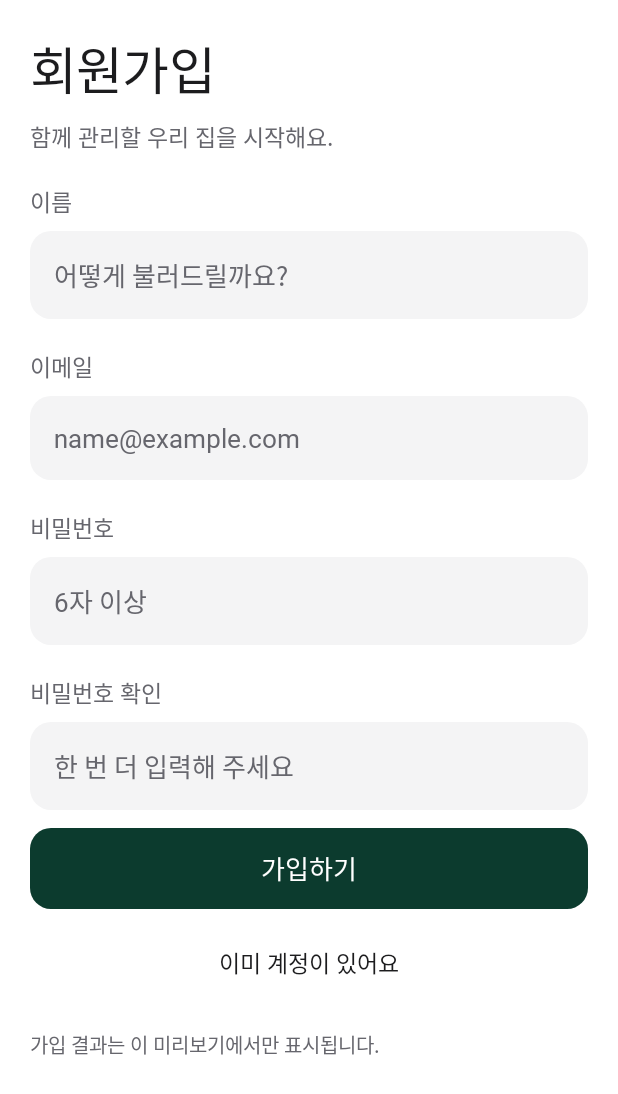
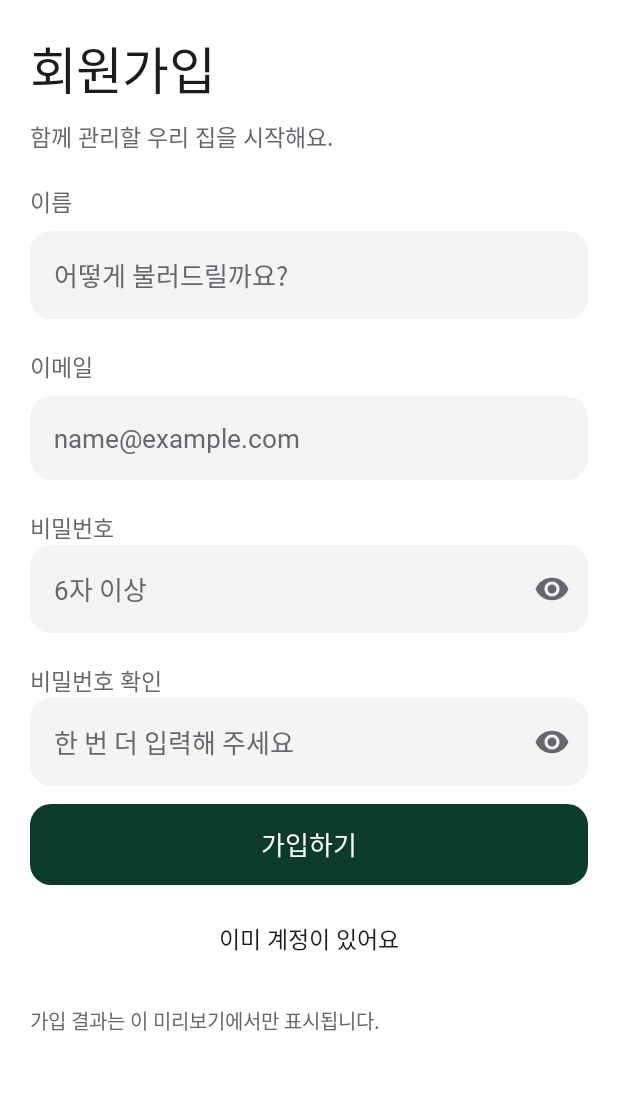
Before and after one commit to kw-mobile/home-timing, an Android app: the layout screen_signup.xml on its own in the app's theme, with its tools: preview values and no code run, on a phone screen of 412 x 824 dp. Shown: the top 1094 px of the screen. Run offline under Robolectric (Android 15) with nearby library versions, the phone set to English and light mode, and no system bars.

Commit message:
feat: 비밀번호 입력란 눈 아이콘 복원

```diff
--- a/app/src/main/res/layout/screen_signup.xml
+++ b/app/src/main/res/layout/screen_signup.xml
@@ -10,10 +10,30 @@
         <androidx.appcompat.widget.AppCompatEditText android:id="@+id/auth_email" style="@style/Widget.HomeTiming.Field" android:hint="@string/design_036" android:inputType="textEmailAddress" android:imeOptions="actionNext"/>
         <com.google.android.material.textview.MaterialTextView android:layout_width="match_parent" android:layout_height="wrap_content" android:text="@string/design_017" android:textAppearance="@style/TextAppearance.HomeTiming.Caption" android:id="@+id/auth_email_error" android:visibility="gone" android:textColor="@color/ht_error" android:layout_marginTop="6dp"/>
         <com.google.android.material.textview.MaterialTextView android:layout_width="match_parent" android:layout_height="wrap_content" android:text="@string/design_037" android:textAppearance="@style/TextAppearance.HomeTiming.Label" android:layout_marginTop="20dp" android:labelFor="@id/auth_password"/>
-        <androidx.appcompat.widget.AppCompatEditText android:id="@+id/auth_password" style="@style/Widget.HomeTiming.Field" android:hint="@string/design_049" android:inputType="textPassword" android:imeOptions="actionNext"/>
+        <com.google.android.material.textfield.TextInputLayout
+            android:id="@+id/auth_password_container"
+            android:layout_width="match_parent"
+            android:layout_height="wrap_content"
+            app:boxBackgroundMode="none"
+            app:hintEnabled="false"
+            app:endIconMode="password_toggle"
+            app:endIconTint="@color/ht_text_secondary"
+            app:endIconContentDescription="@string/preview_copy_071">
+            <com.google.android.material.textfield.TextInputEditText android:id="@+id/auth_password" style="@style/Widget.HomeTiming.Field" android:hint="@string/design_049" android:inputType="textPassword" android:imeOptions="actionNext"/>
+        </com.google.android.material.textfield.TextInputLayout>
         <com.google.android.material.textview.MaterialTextView android:layout_width="match_parent" android:layout_height="wrap_content" android:text="@string/design_017" android:textAppearance="@style/TextAppearance.HomeTiming.Caption" android:id="@+id/auth_password_error" android:visibility="gone" android:textColor="@color/ht_error" android:layout_marginTop="6dp"/>
         <com.google.android.material.textview.MaterialTextView android:layout_width="match_parent" android:layout_height="wrap_content" android:text="@string/design_050" android:textAppearance="@style/TextAppearance.HomeTiming.Label" android:layout_marginTop="20dp" android:labelFor="@id/auth_confirm"/>
-        <androidx.appcompat.widget.AppCompatEditText android:id="@+id/auth_confirm" style="@style/Widget.HomeTiming.Field" android:hint="@string/design_051" android:inputType="textPassword" android:imeOptions="actionNext"/>
+        <com.google.android.material.textfield.TextInputLayout
+            android:id="@+id/auth_confirm_container"
+            android:layout_width="match_parent"
+            android:layout_height="wrap_content"
+            app:boxBackgroundMode="none"
+            app:hintEnabled="false"
+            app:endIconMode="password_toggle"
+            app:endIconTint="@color/ht_text_secondary"
+            app:endIconContentDescription="@string/preview_copy_071">
+            <com.google.android.material.textfield.TextInputEditText android:id="@+id/auth_confirm" style="@style/Widget.HomeTiming.Field" android:hint="@string/design_051" android:inputType="textPassword" android:imeOptions="actionNext"/>
+        </com.google.android.material.textfield.TextInputLayout>
         <com.google.android.material.textview.MaterialTextView android:layout_width="match_parent" android:layout_height="wrap_content" android:text="@string/design_017" android:textAppearance="@style/TextAppearance.HomeTiming.Caption" android:id="@+id/auth_confirm_error" android:visibility="gone" android:textColor="@color/ht_error" android:layout_marginTop="6dp"/>
         <LinearLayout android:layout_width="match_parent" android:layout_height="wrap_content" android:orientation="vertical" android:id="@+id/auth_options"/>
         <com.google.android.material.button.MaterialButton android:id="@+id/auth_submit" style="@style/Widget.HomeTiming.Button" android:layout_width="match_parent" android:layout_height="wrap_content" android:text="@string/design_052" android:layout_marginTop="@dimen/ht_space_12"/>
```
Also changed, not shown: app/src/main/java/com/kwmobile/hometiming/ui/main/AccountScreens.java (+9 -29 lines), app/src/main/res/layout/screen_login.xml (+11 -1 lines), 1 other file.
